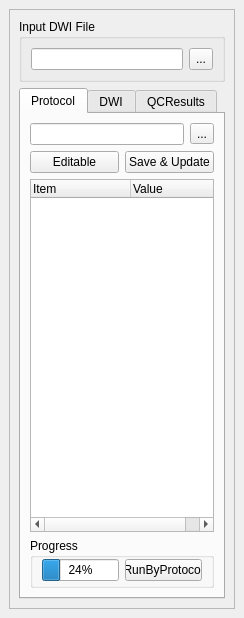
Above: gui/IntensityMotionCheckPanel.ui from NIRALUser/DTIPrep before the change. Below: the same form after it.
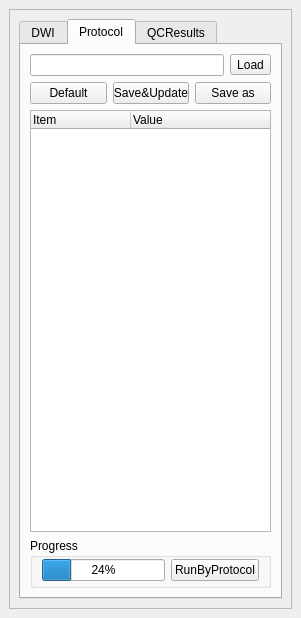
That is the form after the change.

The edit to the form file:
```diff
--- a/gui/IntensityMotionCheckPanel.ui
+++ b/gui/IntensityMotionCheckPanel.ui
@@ -5,7 +5,7 @@
    <rect>
     <x>0</x>
     <y>0</y>
-    <width>244</width>
+    <width>301</width>
     <height>618</height>
    </rect>
   </property>
@@ -16,14 +16,6 @@
    <string>DTIPrep</string>
   </property>
   <widget class="QWidget" name="dockWidgetContents" >
-   <property name="geometry" >
-    <rect>
-     <x>0</x>
-     <y>23</y>
-     <width>244</width>
-     <height>595</height>
-    </rect>
-   </property>
    <layout class="QVBoxLayout" name="verticalLayout" >
     <item>
      <widget class="QScrollArea" name="scrollArea" >
@@ -35,46 +27,11 @@
         <rect>
          <x>0</x>
          <y>0</y>
-         <width>224</width>
+         <width>281</width>
          <height>575</height>
         </rect>
        </property>
-       <layout class="QVBoxLayout" name="verticalLayout_10" >
-        <item>
-         <widget class="QGroupBox" name="groupBox_4" >
-          <property name="title" >
-           <string>Input DWI File</string>
-          </property>
-          <layout class="QVBoxLayout" name="verticalLayout_6" >
-           <item>
-            <layout class="QHBoxLayout" name="horizontalLayout" >
-             <item>
-              <widget class="QLineEdit" name="lineEdit_DWIFileName" />
-             </item>
-             <item>
-              <widget class="QToolButton" name="DwiBrowseButton" >
-               <property name="minimumSize" >
-                <size>
-                 <width>0</width>
-                 <height>0</height>
-                </size>
-               </property>
-               <property name="maximumSize" >
-                <size>
-                 <width>16777215</width>
-                 <height>26</height>
-                </size>
-               </property>
-               <property name="text" >
-                <string>...</string>
-               </property>
-              </widget>
-             </item>
-            </layout>
-           </item>
-          </layout>
-         </widget>
-        </item>
+       <layout class="QVBoxLayout" name="verticalLayout_4" >
         <item>
          <widget class="QTabWidget" name="tabWidgetm" >
           <property name="sizePolicy" >
@@ -95,142 +52,6 @@
           <property name="currentIndex" >
            <number>0</number>
           </property>
-          <widget class="QWidget" name="tab_Protocal" >
-           <property name="geometry" >
-            <rect>
-             <x>0</x>
-             <y>0</y>
-             <width>200</width>
-             <height>469</height>
-            </rect>
-           </property>
-           <attribute name="title" >
-            <string>Protocol</string>
-           </attribute>
-           <layout class="QVBoxLayout" name="verticalLayout_22" >
-            <item>
-             <layout class="QVBoxLayout" name="verticalLayout_7" >
-              <item>
-               <layout class="QGridLayout" name="gridLayout_8" >
-                <item row="0" column="0" >
-                 <widget class="QLineEdit" name="lineEdit_Protocal" />
-                </item>
-                <item row="0" column="1" >
-                 <widget class="QToolButton" name="toolButton_ProtocalFileOpen" >
-                  <property name="minimumSize" >
-                   <size>
-                    <width>0</width>
-                    <height>20</height>
-                   </size>
-                  </property>
-                  <property name="maximumSize" >
-                   <size>
-                    <width>16777215</width>
-                    <height>16777215</height>
-                   </size>
-                  </property>
-                  <property name="text" >
-                   <string>...</string>
-                  </property>
-                 </widget>
-                </item>
-               </layout>
-              </item>
-              <item>
-               <layout class="QGridLayout" name="gridLayout_2" >
-                <item row="0" column="0" >
-                 <widget class="QPushButton" name="pushButton_Editable" >
-                  <property name="text" >
-                   <string>Editable</string>
-                  </property>
-                  <property name="checkable" >
-                   <bool>true</bool>
-                  </property>
-                 </widget>
-                </item>
-                <item row="0" column="1" >
-                 <widget class="QPushButton" name="pushButton_Save" >
-                  <property name="enabled" >
-                   <bool>true</bool>
-                  </property>
-                  <property name="text" >
-                   <string>Save &amp;&amp; Update</string>
-                  </property>
-                  <property name="default" >
-                   <bool>false</bool>
-                  </property>
-                  <property name="flat" >
-                   <bool>false</bool>
-                  </property>
-                 </widget>
-                </item>
-               </layout>
-              </item>
-             </layout>
-            </item>
-            <item>
-             <widget class="QTreeWidget" name="treeWidget" >
-              <property name="editTriggers" >
-               <set>QAbstractItemView::AllEditTriggers</set>
-              </property>
-              <property name="alternatingRowColors" >
-               <bool>true</bool>
-              </property>
-              <property name="rootIsDecorated" >
-               <bool>true</bool>
-              </property>
-              <property name="uniformRowHeights" >
-               <bool>false</bool>
-              </property>
-              <property name="allColumnsShowFocus" >
-               <bool>true</bool>
-              </property>
-              <column>
-               <property name="text" >
-                <string>Item</string>
-               </property>
-              </column>
-              <column>
-               <property name="text" >
-                <string>Value</string>
-               </property>
-              </column>
-             </widget>
-            </item>
-            <item>
-             <widget class="QGroupBox" name="groupBox_Progress" >
-              <property name="title" >
-               <string>Progress</string>
-              </property>
-              <layout class="QHBoxLayout" name="horizontalLayout_3" >
-               <property name="topMargin" >
-                <number>1</number>
-               </property>
-               <property name="bottomMargin" >
-                <number>4</number>
-               </property>
-               <item>
-                <widget class="QProgressBar" name="progressBar" >
-                 <property name="value" >
-                  <number>24</number>
-                 </property>
-                 <property name="alignment" >
-                  <set>Qt::AlignCenter</set>
-                 </property>
-                </widget>
-               </item>
-               <item>
-                <widget class="QPushButton" name="pushButton_RunPipeline" >
-                 <property name="text" >
-                  <string>RunByProtocol</string>
-                 </property>
-                </widget>
-               </item>
-              </layout>
-             </widget>
-            </item>
-           </layout>
-          </widget>
           <widget class="QWidget" name="Tab_3" >
            <property name="geometry" >
             <rect>
@@ -1210,20 +1031,141 @@
               </layout>
              </widget>
             </item>
+           </layout>
+          </widget>
+          <widget class="QWidget" name="tab_Protocal" >
+           <attribute name="title" >
+            <string>Protocol</string>
+           </attribute>
+           <layout class="QVBoxLayout" name="verticalLayout_7" >
             <item>
-             <layout class="QHBoxLayout" name="horizontalLayout_7" />
+             <layout class="QVBoxLayout" name="verticalLayout_6" >
+              <item>
+               <layout class="QHBoxLayout" name="horizontalLayout_6" >
+                <item>
+                 <widget class="QLineEdit" name="lineEdit_Protocal" />
+                </item>
+                <item>
+                 <widget class="QToolButton" name="toolButton_ProtocalFileOpen" >
+                  <property name="minimumSize" >
+                   <size>
+                    <width>0</width>
+                    <height>20</height>
+                   </size>
+                  </property>
+                  <property name="maximumSize" >
+                   <size>
+                    <width>16777215</width>
+                    <height>16777215</height>
+                   </size>
+                  </property>
+                  <property name="text" >
+                   <string>Load</string>
+                  </property>
+                 </widget>
+                </item>
+               </layout>
+              </item>
+              <item>
+               <layout class="QHBoxLayout" name="horizontalLayout_5" >
+                <item>
+                 <widget class="QPushButton" name="pushButton_DefaultProtocol" >
+                  <property name="text" >
+                   <string>Default</string>
+                  </property>
+                 </widget>
+                </item>
+                <item>
+                 <widget class="QPushButton" name="pushButton_Save" >
+                  <property name="enabled" >
+                   <bool>true</bool>
+                  </property>
+                  <property name="text" >
+                   <string>Save&amp;&amp;Update</string>
+                  </property>
+                  <property name="default" >
+                   <bool>false</bool>
+                  </property>
+                  <property name="flat" >
+                   <bool>false</bool>
+                  </property>
+                 </widget>
+                </item>
+                <item>
+                 <widget class="QPushButton" name="pushButton_SaveProtocolAs" >
+                  <property name="text" >
+                   <string>Save as</string>
+                  </property>
+                 </widget>
+                </item>
+               </layout>
+              </item>
+             </layout>
+            </item>
+            <item>
+             <widget class="QTreeWidget" name="treeWidget" >
+              <property name="editTriggers" >
+               <set>QAbstractItemView::AllEditTriggers</set>
+              </property>
+              <property name="alternatingRowColors" >
+               <bool>true</bool>
+              </property>
+              <property name="rootIsDecorated" >
+               <bool>true</bool>
+              </property>
+              <property name="uniformRowHeights" >
+               <bool>false</bool>
+              </property>
+              <property name="allColumnsShowFocus" >
+               <bool>true</bool>
+              </property>
+              <column>
+               <property name="text" >
+                <string>Item</string>
+               </property>
+              </column>
+              <column>
+               <property name="text" >
+                <string>Value</string>
+               </property>
+              </column>
+             </widget>
+            </item>
+            <item>
+             <widget class="QGroupBox" name="groupBox_Progress" >
+              <property name="title" >
+               <string>Progress</string>
+              </property>
+              <layout class="QHBoxLayout" name="horizontalLayout_3" >
+               <property name="topMargin" >
+                <number>1</number>
+               </property>
+               <property name="bottomMargin" >
+                <number>4</number>
+               </property>
+               <item>
+                <widget class="QProgressBar" name="progressBar" >
+                 <property name="value" >
+                  <number>24</number>
+                 </property>
+                 <property name="alignment" >
+                  <set>Qt::AlignCenter</set>
+                 </property>
+                </widget>
+               </item>
+               <item>
+                <widget class="QPushButton" name="pushButton_RunPipeline" >
+                 <property name="text" >
+                  <string>RunByProtocol</string>
+                 </property>
+                </widget>
+               </item>
+              </layout>
+             </widget>
             </item>
            </layout>
           </widget>
           <widget class="QWidget" name="标签页" >
-           <property name="geometry" >
-            <rect>
-             <x>0</x>
-             <y>0</y>
-             <width>200</width>
-             <height>469</height>
-            </rect>
-           </property>
            <attribute name="title" >
             <string>QCResults</string>
            </attribute>
@@ -1247,6 +1189,34 @@
               </column>
              </widget>
             </item>
+            <item>
+             <widget class="QGroupBox" name="groupBox" >
+              <property name="title" >
+               <string>Save DWI</string>
+              </property>
+              <layout class="QVBoxLayout" name="verticalLayout_2" >
+               <item>
+                <layout class="QHBoxLayout" name="horizontalLayout" >
+                 <item>
+                  <widget class="QPushButton" name="pushButton_SaveDWI" >
+                   <property name="text" >
+                    <string>Save by protocol</string>
+                   </property>
+                  </widget>
+                 </item>
+                 <item>
+                  <widget class="QPushButton" name="pushButton_SaveDWIAs" >
+                   <property name="text" >
+                    <string>Save as ...</string>
+                   </property>
+                  </widget>
+                 </item>
+                </layout>
+               </item>
+              </layout>
+              <zorder></zorder>
+             </widget>
+            </item>
            </layout>
           </widget>
          </widget>
```
Left out of the diff: 93 changed lines with no effect on the pictures.
